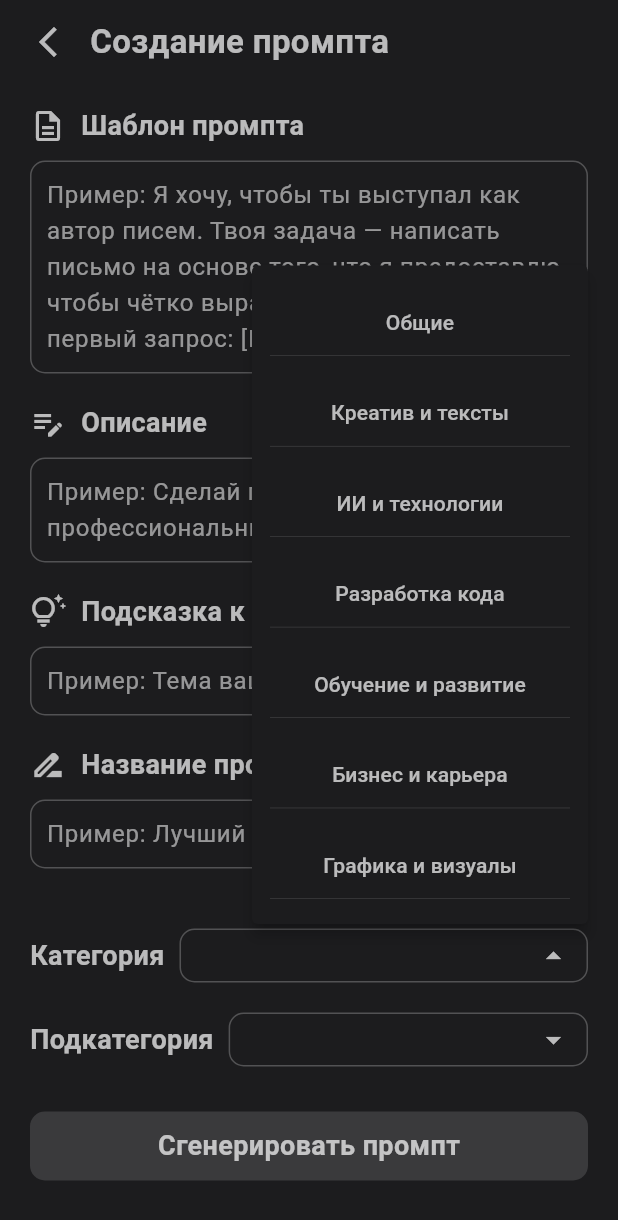
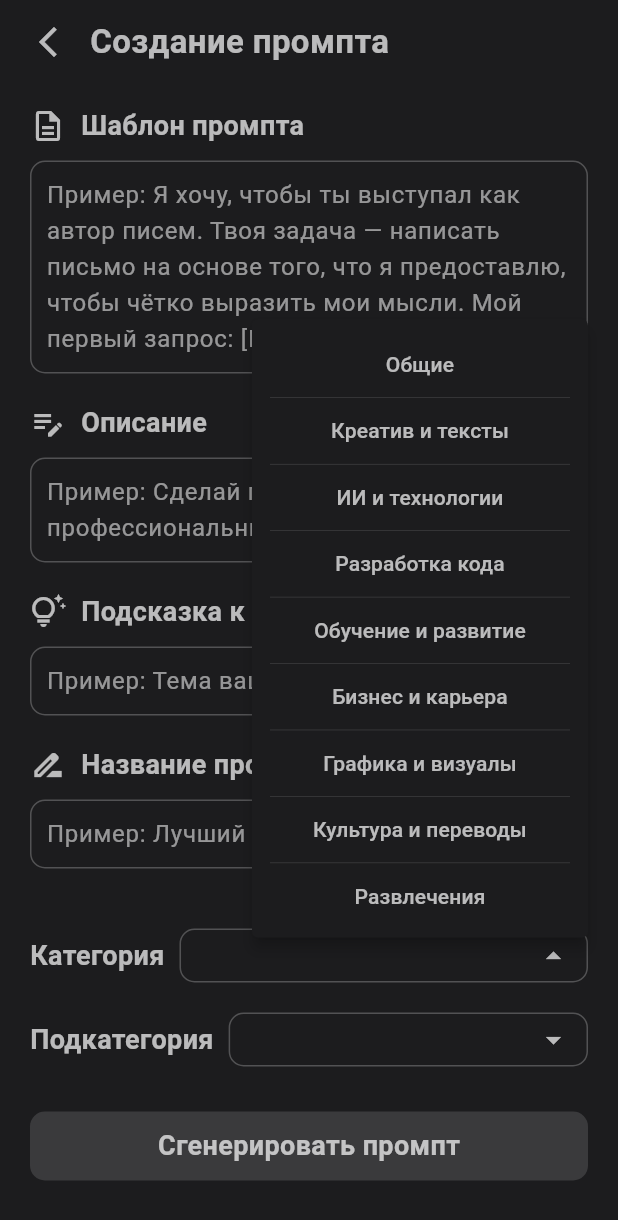
Before and after one commit to Sinikamia/gpt_prompt_builder, a Flutter app: the PromptGenerationScreen screen opened directly with empty values, after a tap on the "arrow drop down" icon, on a phone screen of 412 x 824 dp. Shown: the top 1220 px of the screen. Run offline on Flutter 3.47's test engine with Material 3 defaults, Android fonts, the phone set to English and light mode, and no system bars.

Commit message:
showDropdownMenu

```diff
--- a/lib/features/prompt_generation/presentation/ui/prompt_generation_screen.dart
+++ b/lib/features/prompt_generation/presentation/ui/prompt_generation_screen.dart
@@ -1,9 +1,12 @@
+import 'dart:async';
+
 import 'package:flutter/material.dart';
 import 'package:gpt_prompt_builder/constants/prompt_category.dart';
 import 'package:gpt_prompt_builder/features/home/domain/models/prompt_category_models.dart';
 import 'package:gpt_prompt_builder/features/prompt/presentation/ui/prompt_screen.dart';
 import 'package:gpt_prompt_builder/features/prompt_generation/presentation/ui/widgets/button_prompt_generation.dart';
 import 'package:gpt_prompt_builder/features/prompt_generation/presentation/ui/widgets/category_universal.dart';
+import 'package:gpt_prompt_builder/features/prompt_generation/presentation/ui/widgets/showDropdownMenu.dart';
 import 'package:gpt_prompt_builder/features/prompt_generation/presentation/ui/widgets/text_field_universal.dart';
 import 'package:gpt_prompt_builder/shared/widgets/app_bar/app_bar_universal.dart';
 
@@ -22,8 +25,22 @@ class _PromptGenerationScreenState extends State<PromptGenerationScreen> {
   bool _isMenuOpenCategory = false;
   bool _isMenuOpenSubCategory = false;
   late String selectedSubCategory;
+  bool showSnackBarInsteadOfButton = false;
+  String snackBarMessage = "";
+  final TextEditingController _templateController = TextEditingController();
+  final TextEditingController _descriptionController = TextEditingController();
+  final TextEditingController _hintController = TextEditingController();
+  final TextEditingController _titleController = TextEditingController();
 
   @override
+  void dispose() {
+    _templateController.dispose();
+    _descriptionController.dispose();
+    _hintController.dispose();
+    _titleController.dispose();
+    super.dispose();
+  }
+
   void initState() {
     super.initState();
     selectedCategory = widget.selectedCategory;
@@ -41,73 +58,16 @@ class _PromptGenerationScreenState extends State<PromptGenerationScreen> {
   }
 
   void _showDropdownMenu(BuildContext context) async {
-    setState(() {
-      _isMenuOpenCategory = true;
-    });
-    final RenderBox renderBox =
-        _CategoryMenuKey.currentContext!.findRenderObject() as RenderBox;
-    final Offset offset = renderBox.localToGlobal(Offset.zero);
-    final size = renderBox.size;
-    final screenSize = MediaQuery.of(context).size;
-    final double menuHeight = promptCategories.length * 48.0;
-    final double desiredWidth = 200;
-    final double menuWidth = desiredWidth.clamp(150.0, 300.0);
-    final double top = offset.dy - menuHeight;
-    final double left = offset.dx + size.width - 200;
-    final double right = screenSize.width - offset.dx - size.width;
-    final double bottom = screenSize.height - offset.dy;
-    final selected = await showMenu<String>(
+    setState(() => _isMenuOpenCategory = true);
+
+    final selected = await ShowDropdownMenu.show<String>(
       context: context,
-      position: RelativeRect.fromLTRB(left, top, right, bottom),
-      items: [
-        PopupMenuItem<String>(
-          enabled: false,
-          child: SizedBox(
-            width: menuWidth,
-            height: promptCategories.length * 47.0,
-            child: ListView(
-              padding: EdgeInsets.zero,
-              shrinkWrap: true,
-              children:
-                  promptCategories.map((promptCategory) {
-                    return ListTile(
-                      title: Container(
-                        padding: const EdgeInsets.symmetric(vertical: 12),
-                        decoration: BoxDecoration(
-                          border: Border(
-                            bottom: BorderSide(
-                              color: Colors.white24,
-                              width: 0.3,
-                            ),
-                          ),
-                        ),
-                        child: Center(
-                          child: Text(
-                            promptCategory.category,
-                            textAlign: TextAlign.center,
-                            style: TextStyle(
-                              color: Colors.white70,
-                              fontSize: 14,
-                              fontWeight: FontWeight.w500,
-                            ),
-                          ),
-                        ),
-                      ),
-                      onTap: () {
-                        Navigator.pop(context, promptCategory.category);
-                      },
-                    );
-                  }).toList(),
-            ),
-          ),
-        ),
-      ],
-      elevation: 4,
-      color: Color(0xFF1C1C1E),
+      anchorKey: _CategoryMenuKey,
+      items: promptCategories.map((e) => e.category).toList(),
     );
-    setState(() {
-      _isMenuOpenCategory = false;
-    });
+
+    setState(() => _isMenuOpenCategory = false);
+
     if (selected != null) {
       final subList = getSubCategoriesByCategory(selected);
       setState(() {
@@ -118,82 +78,53 @@ class _PromptGenerationScreenState extends State<PromptGenerationScreen> {
   }
 
   void _showDropdownMenuSubCategory(BuildContext context) async {
-    setState(() {
-      _isMenuOpenSubCategory = true;
-    });
-    final RenderBox renderBox =
-        _SubCategoryMenuKey.currentContext!.findRenderObject() as RenderBox;
-    final Offset offset = renderBox.localToGlobal(Offset.zero);
-    final size = renderBox.size;
-    final screenSize = MediaQuery.of(context).size;
-    final subCategoryList = getSubCategoriesByCategory(selectedCategory);
-    if (subCategoryList.isEmpty) {
+    setState(() => _isMenuOpenSubCategory = true);
+
+    final subCategories = getSubCategoriesByCategory(selectedCategory);
+    if (subCategories.isEmpty) {
       setState(() => _isMenuOpenSubCategory = false);
       return;
     }
-    final double menuHeight = subCategoryList.length * 48.0;
-    final double desiredWidth = 200;
-    final double menuWidth = desiredWidth.clamp(150.0, 300.0);
-    final double top = offset.dy - menuHeight;
-    final double left = offset.dx + size.width - 200;
-    final double right = screenSize.width - offset.dx - size.width;
-    final double bottom = screenSize.height - offset.dy;
-    final selected = await showMenu<String>(
+
+    final selected = await ShowDropdownMenu.show<String>(
       context: context,
-      position: RelativeRect.fromLTRB(left, top, right, bottom),
-      items: [
-        PopupMenuItem<String>(
-          enabled: false,
-          child: SizedBox(
-            width: menuWidth,
-            height: subCategoryList.length * 47.0,
-            child: ListView(
-              padding: EdgeInsets.zero,
-              shrinkWrap: true,
-              children:
-                  subCategoryList.map((subCategory) {
-                    return ListTile(
-                      title: Container(
-                        padding: const EdgeInsets.symmetric(vertical: 12),
-                        decoration: BoxDecoration(
-                          border: Border(
-                            bottom: BorderSide(
-                              color: Colors.white24,
-                              width: 0.3,
-                            ),
-                          ),
-                        ),
-                        child: Center(
-                          child: Text(
-                            subCategory,
-                            textAlign: TextAlign.center,
-                            style: TextStyle(
-                              color: Colors.white70,
-                              fontSize: 14,
-                              fontWeight: FontWeight.w500,
-                            ),
-                          ),
-                        ),
-                      ),
-                      onTap: () {
-                        Navigator.pop(context, subCategory);
-                      },
-                    );
-                  }).toList(),
-            ),
-          ),
-        ),
-      ],
-      elevation: 4,
-      color: Color(0xFF1C1C1E),
+      anchorKey: _SubCategoryMenuKey,
+      items: subCategories,
     );
+
+    setState(() => _isMenuOpenSubCategory = false);
+
+    if (selected != null) {
+      setState(() => selectedSubCategory = selected);
+    }
+  }
+
+  void showTemporarySnackBar(String message) {
     setState(() {
-      _isMenuOpenSubCategory = false;
+      showSnackBarInsteadOfButton = true;
+      snackBarMessage = message;
     });
-    if (selected != null) {
+    Timer(const Duration(seconds: 2), () {
       setState(() {
-        selectedSubCategory = selected;
+        showSnackBarInsteadOfButton = false;
       });
+    });
+  }
+
+  void promptGeneration() {
+    if (_templateController.text.isEmpty) {
+      showTemporarySnackBar("Заполните поле шаблона промпта");
+    } else if (_descriptionController.text.isEmpty) {
+      showTemporarySnackBar("Заполните поле описание");
+    } else if (_hintController.text.isEmpty) {
+      showTemporarySnackBar("Заполните поле подсказки промпта");
+    } else if (_titleController.text.isEmpty) {
+      showTemporarySnackBar("Заполните поле название промпта");
+    } else {
+      Navigator.push(
+        context,
+        MaterialPageRoute(builder: (context) => PromptScreen()),
+      );
     }
   }
 
@@ -213,22 +144,26 @@ class _PromptGenerationScreenState extends State<PromptGenerationScreen> {
           scrollDirection: Axis.vertical,
           children: [
             TextFieldUniversal(
+              controller: _templateController,
               text: 'Шаблон промпта',
               icon: Icons.description_outlined,
               hintText:
                   'Пример: Я хочу, чтобы ты выступал как автор писем. Твоя задача — написать письмо на основе того, что я предоставлю, чтобы чётко выразить мои мысли. Мой первый запрос: [Подсказка к промпту]',
             ),
             TextFieldUniversal(
+              controller: _descriptionController,
               text: 'Описание',
               icon: Icons.edit_note,
               hintText: 'Пример: Сделай письмо более профессиональным',
             ),
             TextFieldUniversal(
+              controller: _hintController,
               text: 'Подсказка к промпту',
               icon: Icons.tips_and_updates_outlined,
               hintText: 'Пример: Тема вашего письма',
             ),
             TextFieldUniversal(
+              controller: _titleController,
               text: 'Название промпта',
               icon: Icons.drive_file_rename_outline,
               hintText: 'Пример: Лучший шаблон письма',
@@ -255,15 +190,22 @@ class _PromptGenerationScreenState extends State<PromptGenerationScreen> {
               onTap: () => _showDropdownMenuSubCategory(context),
             ),
             SizedBox(height: 20),
-            ButtonPromptGeneration(
-              text: 'Сгенерировать промпт',
-              onTap: () {
-                Navigator.push(
-                  context,
-                  MaterialPageRoute(builder: (context) => PromptScreen()),
-                );
-              },
-            ),
+            showSnackBarInsteadOfButton
+                ? Center(
+                  child: Text(
+                    snackBarMessage,
+                    textAlign: TextAlign.center,
+                    style: TextStyle(
+                      color: Colors.white70,
+                      fontSize: 18,
+                      fontWeight: FontWeight.w500,
+                    ),
+                  ),
+                )
+                : ButtonPromptGeneration(
+                  text: 'Сгенерировать промпт',
+                  onTap: promptGeneration,
+                ),
           ],
         ),
       ),
--- /dev/null
+++ b/lib/features/prompt_generation/presentation/ui/widgets/showDropdownMenu.dart
@@ -0,0 +1,78 @@
+import 'package:flutter/material.dart';
+
+class ShowDropdownMenu {
+  static Future<T?> show<T>({
+    required BuildContext context,
+    required GlobalKey anchorKey,
+    required List<T> items,
+    Widget Function(T item)? itemBuilder,
+    String Function(T item)? textBuilder,
+    double itemHeight = 44,
+    double width = 200,
+    Color backgroundColor = const Color(0xFF1C1C1E),
+    TextStyle myStyle = const TextStyle(
+      color: Colors.white70,
+      fontSize: 14,
+      fontWeight: FontWeight.w500,
+    ),
+  }) async {
+    final RenderBox renderBox =
+        anchorKey.currentContext!.findRenderObject() as RenderBox;
+
+    final Offset offset = renderBox.localToGlobal(Offset.zero);
+    final size = renderBox.size;
+    final screenSize = MediaQuery.of(context).size;
+
+    final double menuHeight = items.length * itemHeight;
+    final double menuWidth = width.clamp(150.0, 300.0);
+
+    final double top = offset.dy - menuHeight;
+    final double left = offset.dx + size.width - menuWidth;
+    final double right = screenSize.width - offset.dx - size.width;
+    final double bottom = screenSize.height - offset.dy;
+
+    Widget defaultItemBuilder(T item) {
+      return Container(
+        padding: const EdgeInsets.symmetric(vertical: 12),
+        decoration: const BoxDecoration(
+          border: Border(bottom: BorderSide(color: Colors.white24, width: 0.3)),
+        ),
+        child: Center(
+          child: Text(
+            textBuilder != null ? textBuilder(item) : item.toString(),
+            textAlign: TextAlign.center,
+            style: myStyle,
+          ),
+        ),
+      );
+    }
+
+    return showMenu<T>(
+      context: context,
+      position: RelativeRect.fromLTRB(left, top, right, bottom),
+      elevation: 4,
+      color: backgroundColor,
+      items: [
+        PopupMenuItem<T>(
+          enabled: false,
+          child: SizedBox(
+            width: menuWidth,
+            height: menuHeight,
+            child: ListView(
+              padding: EdgeInsets.zero,
+              shrinkWrap: true,
+              children:
+                  items.map((item) {
+                    return InkWell(
+                      onTap: () => Navigator.pop(context, item),
+                      child:
+                          itemBuilder?.call(item) ?? defaultItemBuilder(item),
+                    );
+                  }).toList(),
+            ),
+          ),
+        ),
+      ],
+    );
+  }
+}
--- a/lib/features/prompt_generation/presentation/ui/widgets/text_field_universal.dart
+++ b/lib/features/prompt_generation/presentation/ui/widgets/text_field_universal.dart
@@ -4,11 +4,13 @@ class TextFieldUniversal extends StatelessWidget {
   final IconData icon;
   final String text;
   final String hintText;
-  const TextFieldUniversal({
+  final TextEditingController? controller;
+  TextFieldUniversal({
     super.key,
     required this.icon,
     required this.text,
     required this.hintText,
+    this.controller,
   });
 
   @override
@@ -39,6 +41,7 @@ class TextFieldUniversal extends StatelessWidget {
               border: Border.all(color: Colors.white24, width: 1),
             ),
             child: TextField(
+              controller: controller,
               maxLines: null,
               minLines: 1,
               style: const TextStyle(color: Colors.white),
```
Also changed, not shown: lib/features/home/presentation/ui/home_screen.dart (+9 -4 lines), lib/features/prompt/presentation/ui/widgets/button_prompt_screen.dart (+7 -5 lines), lib/features/prompt_generation/domain/models/prompt_models.dart (added, +17 -0 lines).
